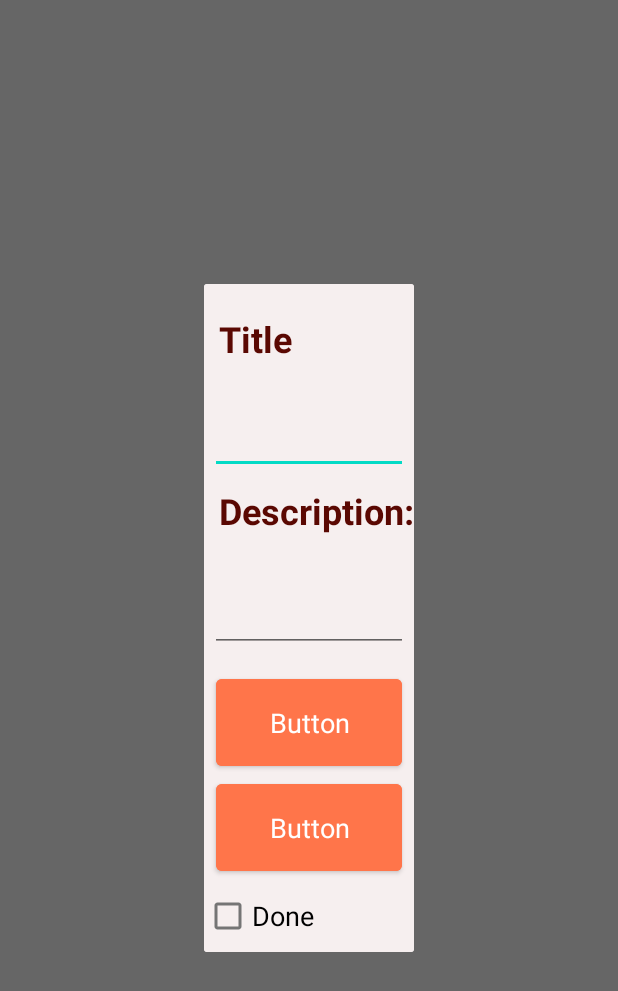
After one commit to FatemePirfarshi/TaskManagerProject, an Android app: the fragment ShowDetailFragment shown on its own in the app's theme, on a phone screen of 412 x 824 dp. The commit adds this screen. Shown: the top 991 px of the screen. Run offline under Robolectric (Android 15) with nearby library versions, the phone set to English and light mode, and no system bars.

Commit message:
create add button and show alert dialog for create a task. add date and time picker dialog to this dialog.

```diff
--- /dev/null
+++ b/app/src/main/java/com/example/taskmanagerproject/controller/ShowDetailFragment.java
@@ -0,0 +1,40 @@
+package com.example.taskmanagerproject.controller;
+
+import android.os.Bundle;
+
+import androidx.fragment.app.DialogFragment;
+import androidx.fragment.app.Fragment;
+
+import android.view.LayoutInflater;
+import android.view.View;
+import android.view.ViewGroup;
+
+import com.example.taskmanagerproject.R;
+
+public class ShowDetailFragment extends DialogFragment {
+
+    public ShowDetailFragment() {
+        // Required empty public constructor
+    }
+
+    public static ShowDetailFragment newInstance() {
+        ShowDetailFragment fragment = new ShowDetailFragment();
+        Bundle args = new Bundle();
+        fragment.setArguments(args);
+        return fragment;
+    }
+
+    @Override
+    public void onCreate(Bundle savedInstanceState) {
+        super.onCreate(savedInstanceState);
+
+    }
+
+    @Override
+    public View onCreateView(LayoutInflater inflater, ViewGroup container,
+                             Bundle savedInstanceState) {
+        // Inflate the layout for this fragment
+        View view = inflater.inflate(R.layout.fragment_show_detail, container, false);
+        return view;
+    }
+}
--- a/app/src/main/java/com/example/taskmanagerproject/controller/TaskListFragment.java
+++ b/app/src/main/java/com/example/taskmanagerproject/controller/TaskListFragment.java
@@ -22,6 +22,7 @@ import java.util.List;
 public class TaskListFragment extends Fragment {
 
     public static final String ARGS_TASK_LIST = "argsTaskList";
+
     private RecyclerView mRecyclerView;
     private static List<Task> mTaskList = new ArrayList<>();
 
--- a/app/src/main/res/layout/activity_main.xml
+++ b/app/src/main/res/layout/activity_main.xml
@@ -9,7 +9,7 @@
     tools:context=".controller.TaskPagerActivity">
 
     <com.google.android.material.floatingactionbutton.FloatingActionButton
-        android:id="@+id/floatingActionButton3"
+        android:id="@+id/btn_add"
         android:layout_width="wrap_content"
         android:layout_height="wrap_content"
         android:layout_alignParentRight="true"
--- /dev/null
+++ b/app/src/main/res/layout/fragment_show_detail.xml
@@ -0,0 +1,81 @@
+<?xml version="1.0" encoding="utf-8"?>
+<LinearLayout xmlns:android="http://schemas.android.com/apk/res/android"
+    xmlns:tools="http://schemas.android.com/tools"
+    android:layout_width="match_parent"
+    android:layout_height="match_parent"
+    android:background="#F6EFEF"
+    android:orientation="vertical"
+    tools:context=".controller.ShowDetailFragment">
+
+    <TextView
+        android:layout_width="wrap_content"
+        android:layout_height="wrap_content"
+        android:layout_marginLeft="10dp"
+        android:layout_marginTop="20dp"
+        android:text="Title"
+        android:textColor="#5A0802"
+        android:textSize="24sp"
+        android:textStyle="bold" />
+
+    <EditText
+        android:id="@+id/edittxt_title"
+        style="@style/Widget.MaterialComponents.TextView"
+        android:layout_width="match_parent"
+        android:layout_height="70dp"
+        android:layout_gravity="center"
+        android:layout_margin="4dp"
+        android:textSize="18sp"
+        android:textStyle="bold" />
+
+    <TextView
+        android:layout_width="wrap_content"
+        android:layout_height="wrap_content"
+        android:layout_marginLeft="10dp"
+        android:layout_marginTop="4dp"
+        android:layout_marginBottom="4dp"
+        android:text="Description:"
+        android:textColor="#5A0802"
+        android:textSize="24sp"
+        android:textStyle="bold" />
+
+    <EditText
+        android:id="@+id/edittxt_description"
+        style="@style/Widget.MaterialComponents.TextView"
+        android:layout_width="match_parent"
+        android:layout_height="70dp"
+        android:layout_gravity="center"
+        android:layout_margin="4dp"
+        android:textSize="18sp" />
+
+    <Button
+        android:id="@+id/btn_date"
+        style="@style/Widget.MaterialComponents.TextInputLayout.OutlinedBox"
+        android:layout_width="match_parent"
+        android:layout_height="70dp"
+        android:layout_marginLeft="8dp"
+        android:layout_marginTop="8dp"
+        android:layout_marginRight="8dp"
+        android:backgroundTint="#FF754A"
+        android:text="Button"
+        android:textSize="18sp" />
+
+    <Button
+        android:id="@+id/btn_time"
+        style="@style/Widget.MaterialComponents.TextInputLayout.OutlinedBox"
+        android:layout_width="match_parent"
+        android:layout_height="70dp"
+        android:layout_marginLeft="8dp"
+        android:layout_marginRight="8dp"
+        android:backgroundTint="#FF754A"
+        android:text="Button"
+        android:textSize="18sp" />
+
+    <CheckBox
+        android:id="@+id/checkBox_done"
+        android:layout_width="match_parent"
+        android:layout_height="wrap_content"
+        android:text="Done"
+        android:textSize="18sp" />
+
+
+</LinearLayout>
```
Also changed, not shown: app/src/main/java/com/example/taskmanagerproject/controller/AddTaskFragment.java (added, +113 -0 lines), app/src/main/java/com/example/taskmanagerproject/controller/DatePickerFragment.java (added, +61 -0 lines), app/src/main/java/com/example/taskmanagerproject/controller/TaskPagerActivity.java (+24 -3 lines), app/src/main/java/com/example/taskmanagerproject/controller/TimePickerFragment.java (added, +67 -0 lines), app/src/main/res/layout/fragment_date_picker.xml (added, +10 -0 lines), app/src/main/res/layout/fragment_time_picker.xml (added, +10 -0 lines).
